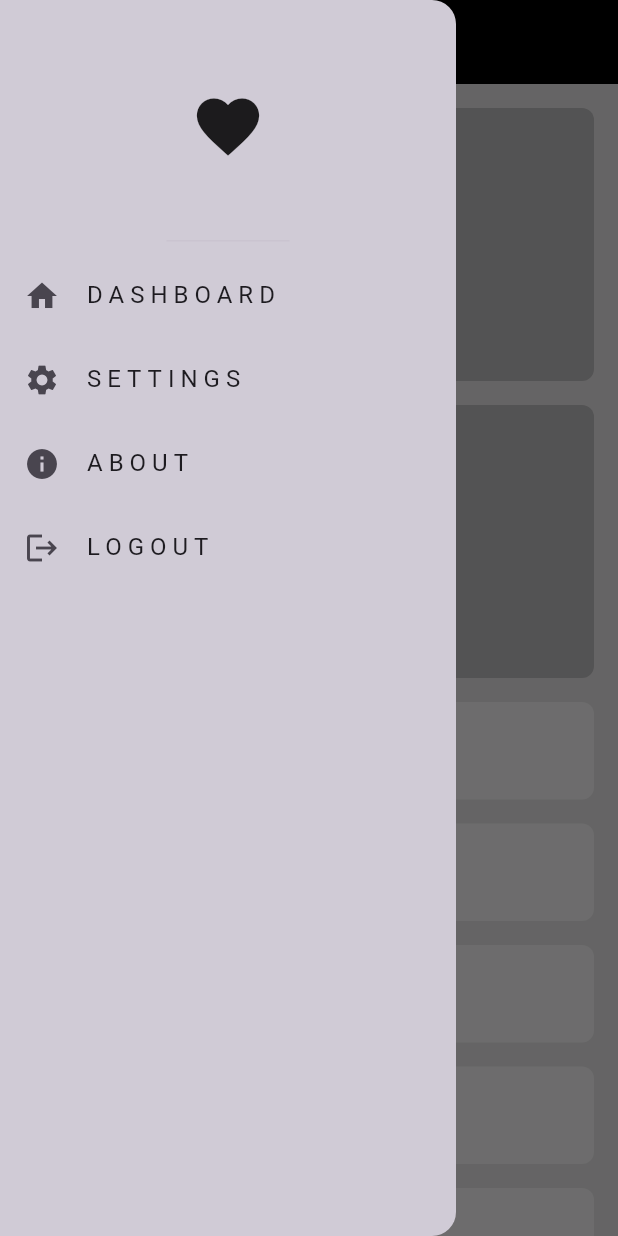
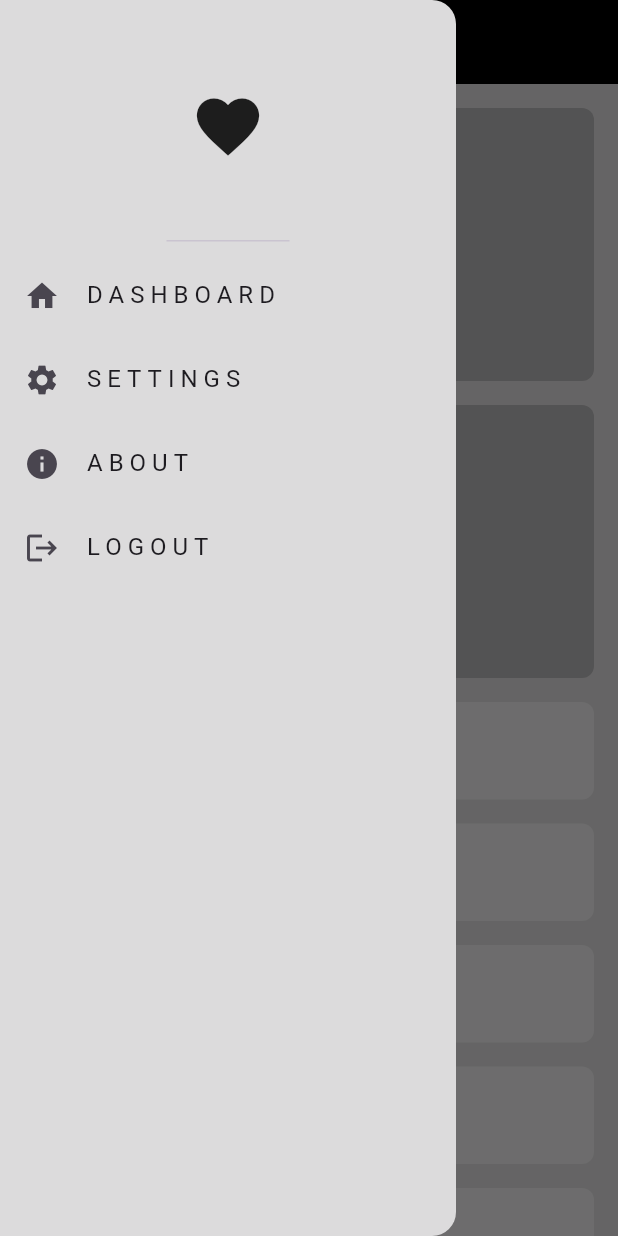
Before and after one commit to KingNarmar/adaptaive_app, a Flutter app: the screen it shows after launch, with the side drawer open, on a phone screen of 412 x 824 dp. Run offline on Flutter 3.47's test engine with Material 3 defaults, Android fonts, the light colour scheme and no system bars.

Commit message:
Video 29 Desktop Layout Part One

```diff
--- a/lib/screens/widgets/custom_drawer.dart
+++ b/lib/screens/widgets/custom_drawer.dart
@@ -7,7 +7,8 @@
   @override
   Widget build(BuildContext context) {
     return const Drawer(
-      backgroundColor: Color(0xffD0CBD6),
+      backgroundColor: Color(0xffDCDBDC),
+      elevation: 0,
       child: Column(
         children: [
           DrawerHeader(
```
Also changed, not shown: lib/screens/widgets/desktop_layout.dart (+10 -1 lines).
